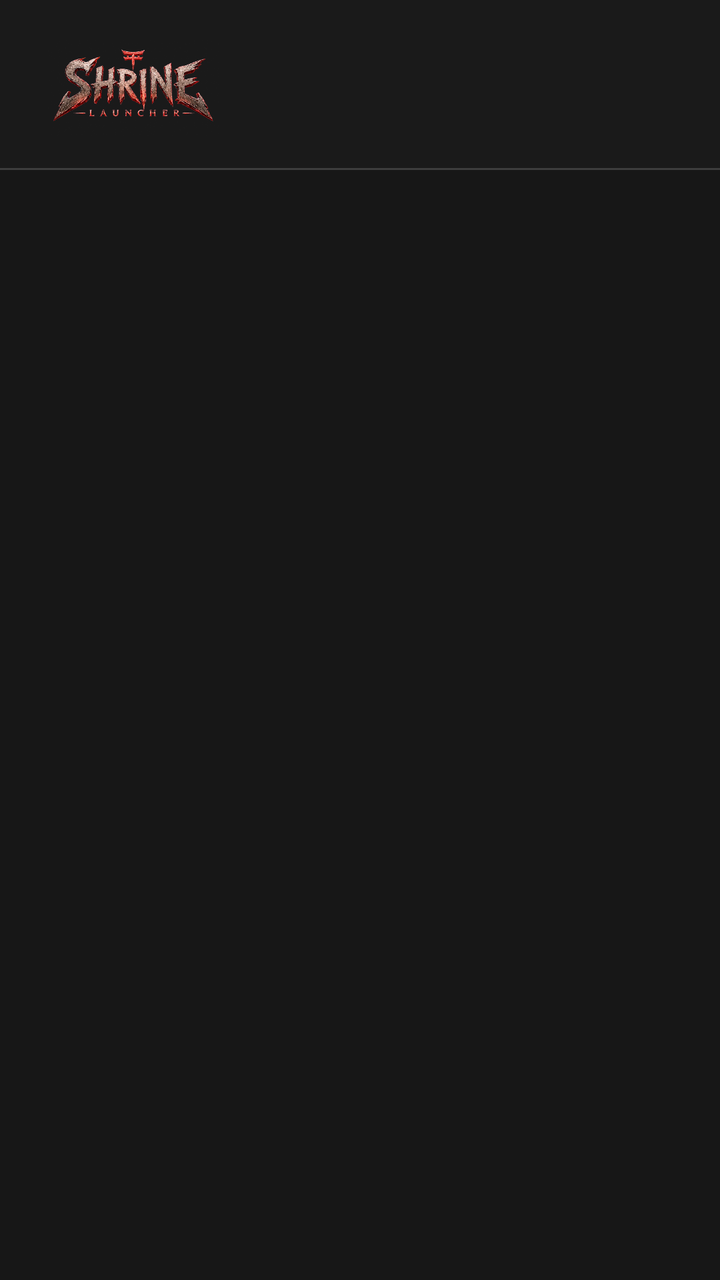
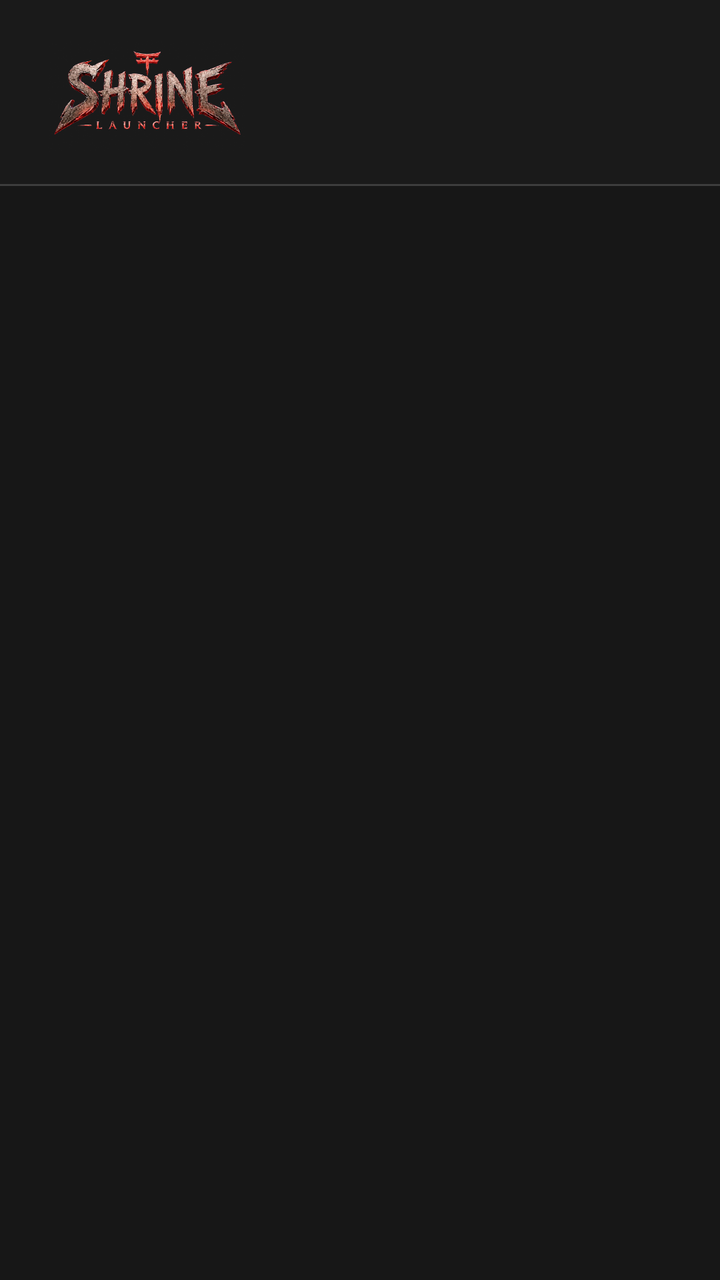

Screens rendered from an Android XML layout before and after an edit, with the pre-edit source and the edit as a unified diff.
<!-- AndroidManifest.xml: application theme Theme.ShrineLauncher -->
<!-- res/layout/dialog_settings_panel.xml -->
<?xml version="1.0" encoding="utf-8"?>
<LinearLayout xmlns:android="http://schemas.android.com/apk/res/android"
    android:layout_width="match_parent"
    android:layout_height="match_parent"
    android:orientation="vertical">

    
    <LinearLayout
        android:id="@+id/panelHeader"
        android:layout_width="match_parent"
        android:layout_height="wrap_content"
        android:orientation="vertical"
        android:background="#FF1A1A1A"
        android:paddingStart="24dp"
        android:paddingEnd="24dp"
        android:paddingTop="20dp"
        android:paddingBottom="16dp">

        <ImageView
            android:id="@+id/ivPanelLogo"
            android:layout_width="140dp"
            android:layout_height="48dp"
            android:src="@drawable/shrine_text_logo"
            android:scaleType="fitStart"
            android:adjustViewBounds="true"
            android:contentDescription="Shrine Launcher" />

        
        <TextView
            android:id="@+id/tvPanelDate"
            android:layout_width="0dp"
            android:layout_height="0dp"
            android:visibility="gone" />
    </LinearLayout>

    <View
        android:layout_width="match_parent"
        android:layout_height="1dp"
        android:background="#33FFFFFF" />

    
    <ScrollView
        android:id="@+id/panelScroll"
        android:layout_width="match_parent"
        android:layout_height="0dp"
        android:layout_weight="1"
        android:background="#CC1A1A1A"
        android:scrollbars="none">

        <LinearLayout
            android:id="@+id/panelBody"
            android:layout_width="match_parent"
            android:layout_height="wrap_content"
            android:orientation="vertical"
            android:paddingTop="8dp"
            android:paddingBottom="16dp" />
    </ScrollView>
</LinearLayout>
<!-- resources referenced by this layout -->
<resources>
  <!-- drawable shrine_text_logo: png bitmap (drawable, 298308 bytes) -->
  <style name="Theme.ShrineLauncher" parent="Theme.AppCompat.NoActionBar">
          <item name="android:windowBackground">@color/bg_dark</item>
          <item name="android:statusBarColor">@color/bg_dark</item>
          <item name="android:navigationBarColor">@color/bg_dark</item>
          <item name="colorPrimary">@color/accent</item>
          <item name="colorAccent">@color/accent</item>
          <item name="android:textColorPrimary">@color/text_primary</item>
          <item name="android:textColorSecondary">@color/text_secondary</item>
          <item name="android:windowFullscreen">true</item>
      </style>
  <color name="bg_dark">#0D0D0D</color>
  <color name="accent">#E53935</color>
  <color name="text_primary">#FFFFFF</color>
  <color name="text_secondary">#B0B0B0</color>
</resources>

<!-- the commit's change to res/layout/dialog_settings_panel.xml (unified diff, before → after) -->
@@ -18,8 +18,8 @@
 
         <ImageView
             android:id="@+id/ivPanelLogo"
-            android:layout_width="140dp"
-            android:layout_height="48dp"
+            android:layout_width="160dp"
+            android:layout_height="56dp"
             android:src="@drawable/shrine_text_logo"
             android:scaleType="fitStart"
             android:adjustViewBounds="true"
@@ -28,8 +28,12 @@
         
         <TextView
             android:id="@+id/tvPanelDate"
-            android:layout_width="0dp"
-            android:layout_height="0dp"
+            android:layout_width="match_parent"
+            android:layout_height="wrap_content"
+            android:layout_marginTop="4dp"
+            android:textColor="#FFE53935"
+            android:textSize="13sp"
+            android:textStyle="bold"
             android:visibility="gone" />
     </LinearLayout>
 
